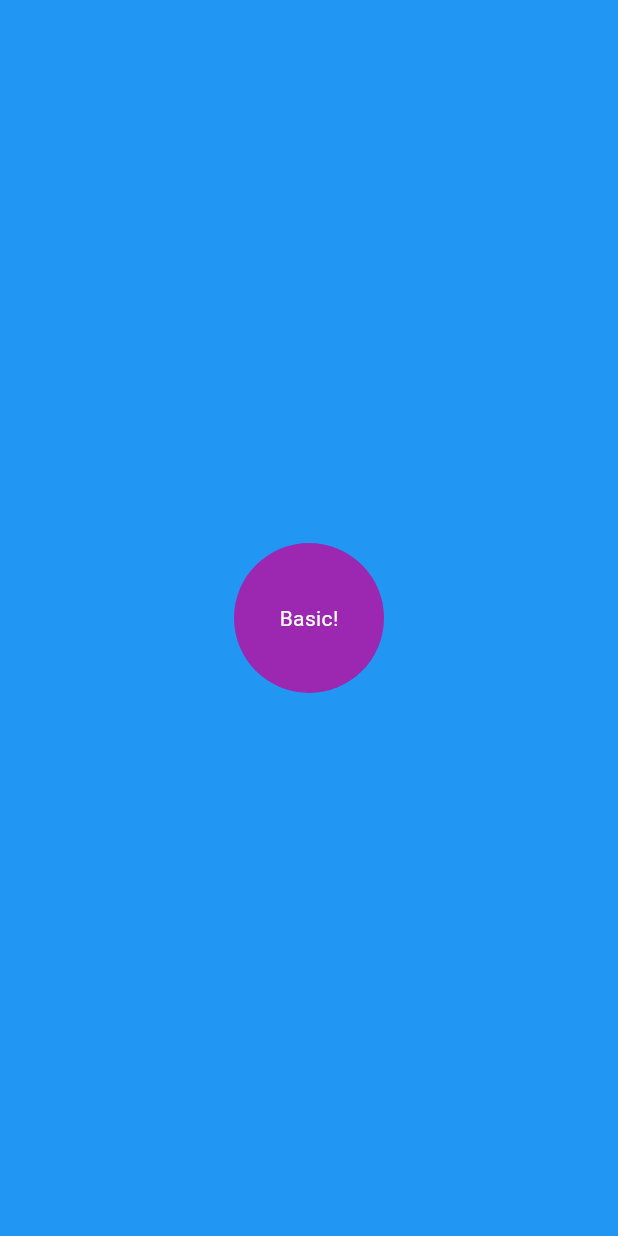
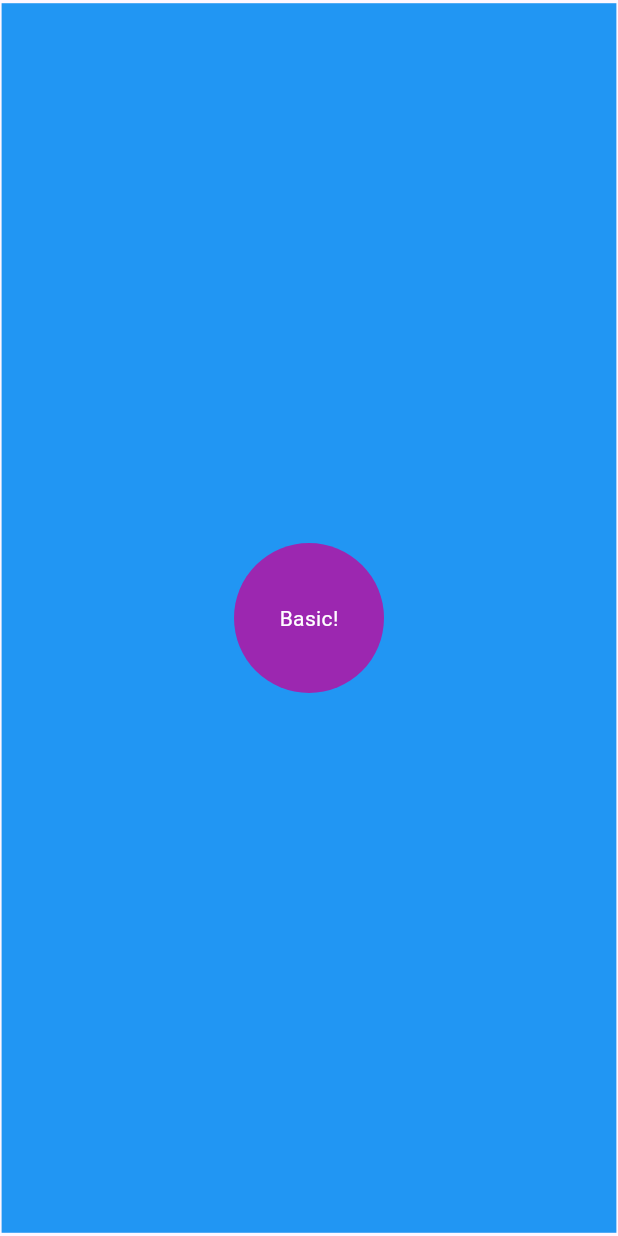
Before and after one commit to arkar-00/animdo, a Flutter app: the first screen one second after launch, on a phone screen of 412 x 824 dp. Run offline on Flutter 3.47's test engine with Material 3 defaults, Android fonts, the phone set to English and light mode, and no system bars.

```diff
--- a/lib/pages/home_page.dart
+++ b/lib/pages/home_page.dart
@@ -9,6 +9,10 @@ class HomePage extends StatefulWidget {
 
 class _HomePageState extends State<HomePage> {
   double _buttonRadius = 100;
+  final Tween<double> _pageBackgroundScale = Tween<double>(
+    begin: 0.0,
+    end: 1.0,
+  );
 
   @override
   Widget build(BuildContext context) {
@@ -23,7 +27,16 @@ class _HomePageState extends State<HomePage> {
   }
 
   Widget _pageBackground() {
-    return Container(color: Colors.blue);
+    return TweenAnimationBuilder(
+      tween: _pageBackgroundScale,
+      curve: Curves.easeInOutCubicEmphasized,
+      duration: Duration(seconds: 1),
+
+      builder: (_context, double _scale, _child) {
+        return Transform.scale(scale: _scale, child: _child);
+      },
+      child: Container(color: Colors.blue),
+    );
   }
 
   Widget _circularAnimationButton() {
```
